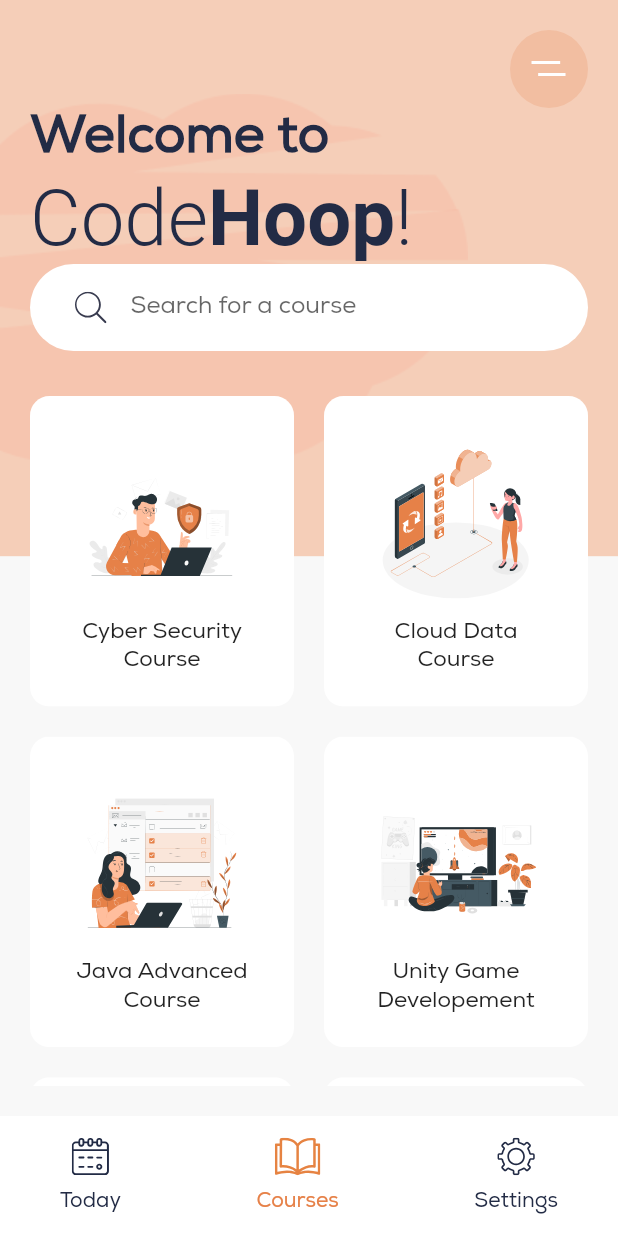
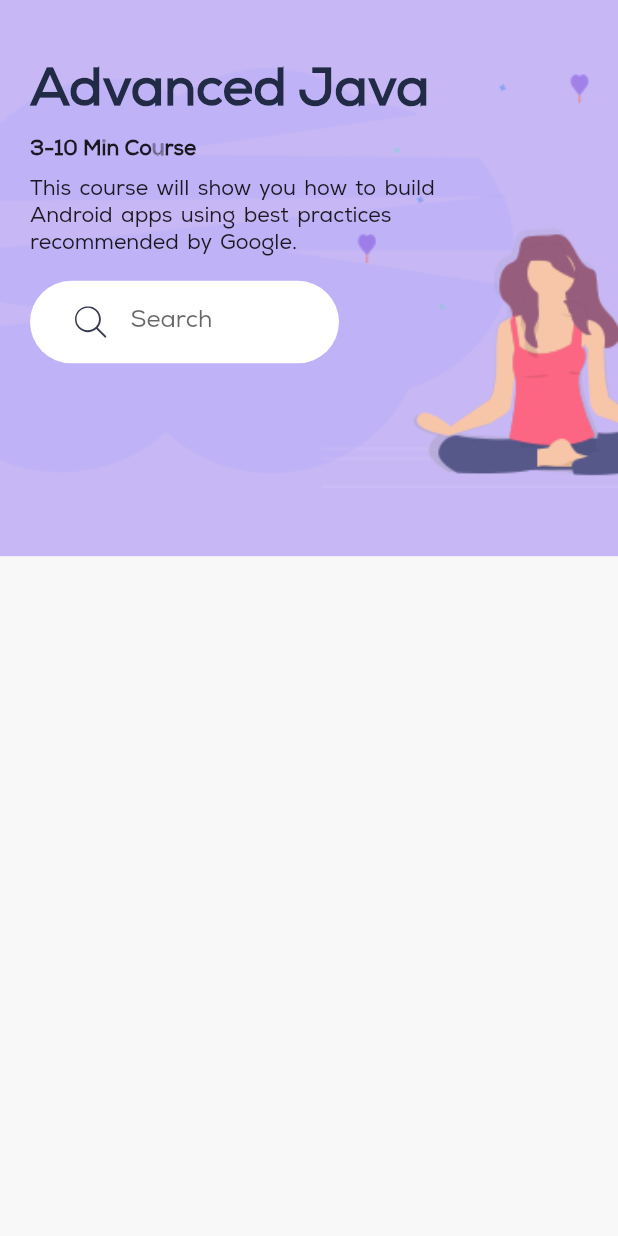
Before and after one commit to gabrieltintarescu/code-hoop, a Flutter app: the screen it shows after launch, on a phone screen of 412 x 824 dp. Run offline on Flutter 3.47's test engine with Material 2 defaults, Android fonts, the phone set to English and light mode, and no system bars; our stand-ins replace flutter_svg, get.

Commit message:
ADD Course page + banner

```diff
--- /dev/null
+++ b/codehoop_client/lib/components/search_bar.dart
@@ -0,0 +1,30 @@
+import 'package:flutter/material.dart';
+import 'package:flutter_svg/svg.dart';
+
+class SearchBar extends StatelessWidget {
+  const SearchBar({
+    Key? key,
+  }) : super(key: key);
+
+  @override
+  Widget build(BuildContext context) {
+    return Container(
+      padding: const EdgeInsets.symmetric(
+        horizontal: 30,
+        vertical: 3.5,
+      ),
+      decoration: BoxDecoration(
+        color: Colors.white,
+        borderRadius: BorderRadius.circular(29.5),
+      ),
+      child: TextField(
+        decoration: InputDecoration(
+          contentPadding: const EdgeInsets.only(top: 1),
+          hintText: 'Search',
+          border: InputBorder.none,
+          icon: SvgPicture.asset('assets/icons/search.svg'),
+        ),
+      ),
+    );
+  }
+}
--- a/codehoop_client/lib/main.dart
+++ b/codehoop_client/lib/main.dart
@@ -1,4 +1,4 @@
-import 'package:codehoop_client/pages/home/home_page.dart';
+import 'package:codehoop_client/pages/details/details_page.dart';
 import 'package:codehoop_client/util/constants.dart';
 import 'package:flutter/material.dart';
 import 'package:get/get.dart';
@@ -7,7 +7,7 @@ main() {
   runApp(GetMaterialApp(
     title: 'CodeHoop',
     debugShowCheckedModeBanner: true,
-    home: const HomePage(),
+    home: const DetailsPage(),
     theme: ThemeData(
       fontFamily: 'Nexa',
       scaffoldBackgroundColor: kBackgroundColor,
--- /dev/null
+++ b/codehoop_client/lib/pages/details/details_page.dart
@@ -0,0 +1,65 @@
+import 'package:codehoop_client/components/search_bar.dart';
+import 'package:codehoop_client/util/constants.dart';
+import 'package:flutter/material.dart';
+import 'package:get/get.dart';
+
+class DetailsPage extends StatelessWidget {
+  const DetailsPage({super.key});
+
+  @override
+  Widget build(BuildContext context) {
+    return Scaffold(
+      body: Stack(
+        children: [
+          Container(
+            height: context.height * 0.45,
+            decoration: const BoxDecoration(
+              color: kBlueLightColor,
+              image: DecorationImage(
+                image: AssetImage('assets/images/meditation_bg.png'),
+                fit: BoxFit.fitWidth,
+              ),
+            ),
+          ),
+          SafeArea(
+            child: Padding(
+              padding: const EdgeInsets.symmetric(horizontal: 20),
+              child: Column(
+                crossAxisAlignment: CrossAxisAlignment.start,
+                children: [
+                  SizedBox(height: context.height * 0.05),
+                  const Text(
+                    'Advanced Java',
+                    style: TextStyle(
+                      fontSize: 35.0,
+                      color: kTextColor,
+                      fontWeight: FontWeight.bold,
+                    ),
+                  ),
+                  const SizedBox(height: 7),
+                  const Text(
+                    '3-10 Min Course',
+                    style: TextStyle(fontWeight: FontWeight.bold),
+                  ),
+                  const SizedBox(height: 10),
+                  SizedBox(
+                    width: context.width * .7,
+                    child: const Text(
+                      'This course will show you how to build Android apps using best practices recommended by Google.',
+                      style: TextStyle(wordSpacing: 2, fontSize: 14.2),
+                    ),
+                  ),
+                  const SizedBox(height: 15),
+                  SizedBox(
+                    width: context.width * .5,
+                    child: const SearchBar(),
+                  )
+                ],
+              ),
+            ),
+          )
+        ],
+      ),
+    );
+  }
+}
--- /dev/null
+++ b/codehoop_client/lib/pages/home/components/bottom_nav_bar.dart
@@ -0,0 +1,39 @@
+import 'package:flutter/material.dart';
+
+import 'botttom_nav_button.dart';
+
+class BottomNavBar extends StatelessWidget {
+  const BottomNavBar({
+    Key? key,
+  }) : super(key: key);
+
+  @override
+  Widget build(BuildContext context) {
+    return Container(
+      padding: const EdgeInsets.symmetric(
+        horizontal: 40,
+        vertical: 10,
+      ),
+      height: 80,
+      color: Colors.white,
+      child: Row(
+        mainAxisAlignment: MainAxisAlignment.spaceBetween,
+        children: const [
+          BottomNavButton(
+            imageAsset: 'assets/icons/calendar.svg',
+            title: 'Today',
+          ),
+          BottomNavButton(
+            imageAsset: 'assets/icons/read-book-icon.svg',
+            title: 'Courses',
+            isActive: true,
+          ),
+          BottomNavButton(
+            imageAsset: 'assets/icons/Settings.svg',
+            title: 'Settings',
+          ),
+        ],
+      ),
+    );
+  }
+}
--- a/codehoop_client/lib/pages/home/components/category_card.dart
+++ b/codehoop_client/lib/pages/home/components/category_card.dart
@@ -34,7 +34,7 @@ class CategoryCard extends StatelessWidget {
                   ),
                   const Spacer(),
                   Text(
-                    title,
+                    '$title Course',
                     textAlign: TextAlign.center,
                     style: const TextStyle(fontSize: 15),
                   )
--- a/codehoop_client/lib/pages/home/home_page.dart
+++ b/codehoop_client/lib/pages/home/home_page.dart
@@ -3,7 +3,8 @@ import 'package:flutter/material.dart';
 import 'package:flutter_svg/flutter_svg.dart';
 import 'package:get/get.dart';
 
-import 'components/botttom_nav_button.dart';
+import '../../components/search_bar.dart';
+import 'components/bottom_nav_bar.dart';
 import 'components/category_card.dart';
 
 class HomePage extends StatelessWidget {
@@ -12,32 +13,7 @@ class HomePage extends StatelessWidget {
   @override
   Widget build(BuildContext context) {
     return Scaffold(
-      bottomNavigationBar: Container(
-        padding: const EdgeInsets.symmetric(
-          horizontal: 40,
-          vertical: 10,
-        ),
-        height: 80,
-        color: Colors.white,
-        child: Row(
-          mainAxisAlignment: MainAxisAlignment.spaceBetween,
-          children: const [
-            BottomNavButton(
-              imageAsset: 'assets/icons/calendar.svg',
-              title: 'Today',
-            ),
-            BottomNavButton(
-              imageAsset: 'assets/icons/read-book-icon.svg',
-              title: 'Courses',
-              isActive: true,
-            ),
-            BottomNavButton(
-              imageAsset: 'assets/icons/Settings.svg',
-              title: 'Settings',
-            ),
-          ],
-        ),
-      ),
+      bottomNavigationBar: const BottomNavBar(),
       body: Stack(
         children: [
           Container(
@@ -106,24 +82,7 @@ class HomePage extends StatelessWidget {
                       ],
                     ),
                   ),
-                  Container(
-                    padding: const EdgeInsets.symmetric(
-                      horizontal: 30,
-                      vertical: 5,
-                    ),
-                    decoration: BoxDecoration(
-                      color: Colors.white,
-                      borderRadius: BorderRadius.circular(29.5),
-                    ),
-                    child: TextField(
-                      decoration: InputDecoration(
-                        contentPadding: const EdgeInsets.only(top: 1),
-                        hintText: 'Search for a course',
-                        border: InputBorder.none,
-                        icon: SvgPicture.asset('assets/icons/search.svg'),
-                      ),
-                    ),
-                  ),
+                  const SearchBar(),
                   const SizedBox(height: 30),
                   Expanded(
                     child: GridView.count(
@@ -136,29 +95,29 @@ class HomePage extends StatelessWidget {
                         CategoryCard(
                           thumbnailUrl:
                               'assets/icons/security-illustration.svg',
-                          title: 'Cyber Security Course',
+                          title: 'Cyber Security',
                         ),
                         CategoryCard(
                           thumbnailUrl: 'assets/icons/cloud-illustration.svg',
-                          title: 'Cloud Data Course',
+                          title: 'Cloud Data',
                         ),
                         CategoryCard(
                           thumbnailUrl:
                               'assets/icons/computer-illustration.svg',
-                          title: 'Java Advanced Course',
+                          title: 'Java Advanced',
                         ),
                         CategoryCard(
                           thumbnailUrl: 'assets/icons/gaming-illustration.svg',
-                          title: 'Unity Game Developement',
+                          title: 'Unity Game',
                         ),
                         CategoryCard(
                           thumbnailUrl:
                               'assets/icons/computer2-illustration.svg',
-                          title: 'Data Structures Course',
+                          title: 'Data Structures',
                         ),
                         CategoryCard(
                           thumbnailUrl: 'assets/icons/websiteillustration.svg',
-                          title: 'Web Design Course',
+                          title: 'Web Design',
                         ),
                       ],
                     ),
```
